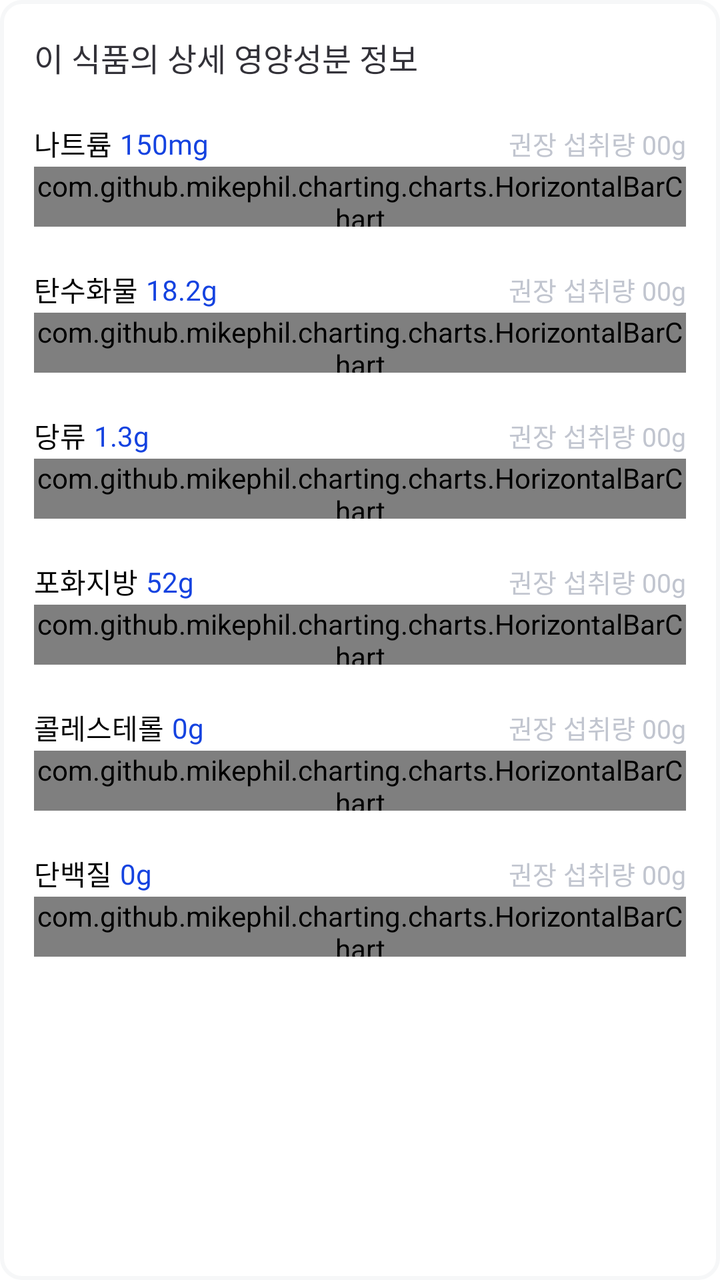
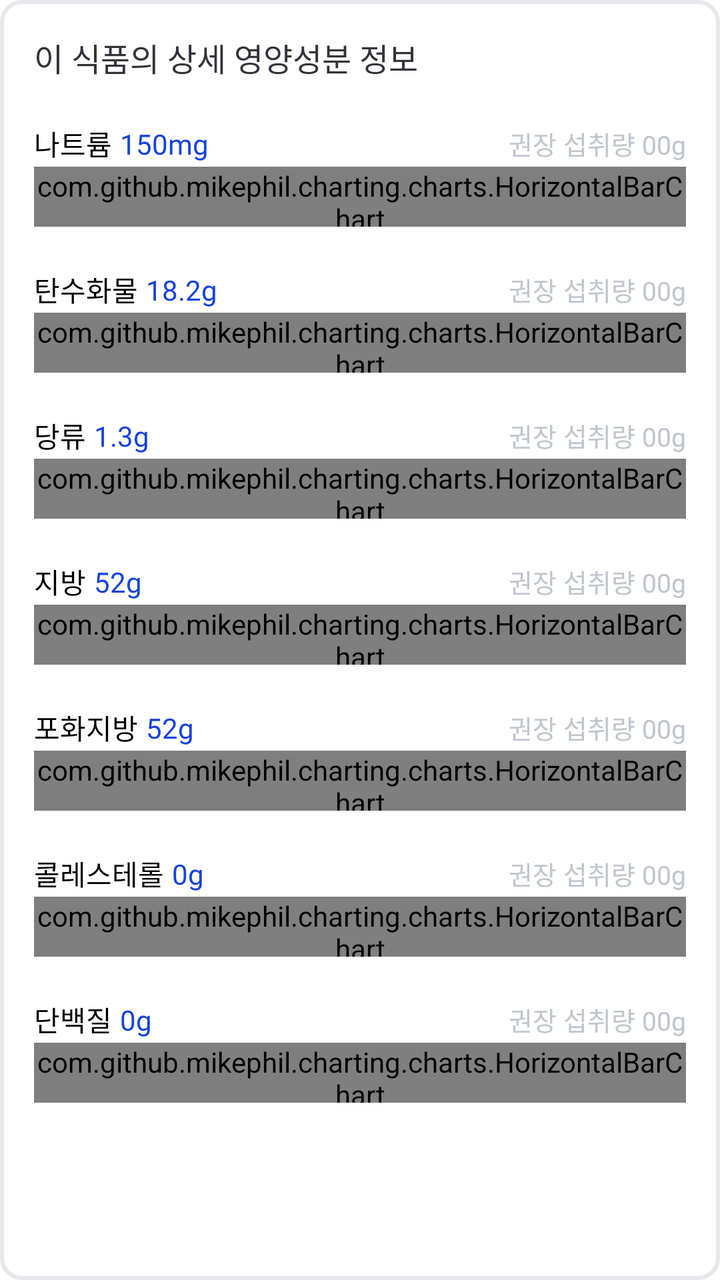

Compare the two renders of this Android layout. The source of the first and the diff that turns it into the second are given below.
<!-- AndroidManifest.xml: application theme Theme.BeYourEyes -->
<!-- res/layout/fragment_result_nutri_bar_chart.xml -->
<?xml version="1.0" encoding="utf-8"?>
<LinearLayout xmlns:android="http://schemas.android.com/apk/res/android"
    xmlns:tools="http://schemas.android.com/tools"
    android:layout_width="320dp"
    android:layout_height="512dp"
    android:background="@drawable/shape_result_fragment_background_white_stroke_10"
    android:orientation="vertical"
    android:padding="17dp"
    tools:context=".ResultNutriBarFragment">

    
    <TextView
        android:id="@+id/result_bar_chart_detail"
        android:layout_width="match_parent"
        android:layout_height="wrap_content"
        android:fontFamily="@font/wanted_sans_extra_bold"
        android:text="@string/result_nutri_bar_chart_text1"
        android:textColor="@color/gray_950"
        android:textSize="16sp" />

    <LinearLayout
        android:layout_width="match_parent"
        android:layout_height="23dp"
        android:layout_marginTop="20dp"
        android:gravity="center"
        android:orientation="horizontal">

        <TextView
            android:id="@+id/nutri_bar_result_na"
            android:layout_width="wrap_content"
            android:layout_height="match_parent"
            android:fontFamily="@font/wanted_sans_bold"
            android:gravity="center|left"
            android:text="@string/nutri_na"
            android:textColor="@color/black" />

        <TextView
            android:id="@+id/nutri_bar_result_na_quant"
            android:layout_width="wrap_content"
            android:layout_height="23dp"
            android:layout_marginStart="4dp"
            android:fontFamily="@font/wanted_sans_extra_bold"
            android:gravity="center|left"
            android:text="150mg"
            android:textColor="@color/blue_700" />

        <TextView
            android:id="@+id/naDV"
            android:layout_width="wrap_content"
            android:layout_height="23dp"
            android:layout_weight="1"
            android:gravity="right|center"
            android:text="권장 섭취량 00g"
            android:fontFamily="@font/wanted_sans_semi_bold"
            android:textSize="13sp"
            android:textColor="@color/gray_300" />

    </LinearLayout>

    <LinearLayout
        android:layout_width="match_parent"
        android:layout_height="wrap_content"
        android:orientation="horizontal">

        <com.github.mikephil.charting.charts.HorizontalBarChart
            android:id="@+id/naBarchart"
            android:layout_width="match_parent"
            android:layout_height="30dp"
            android:layout_weight="1"
            android:gravity="center" />
    </LinearLayout>

    <LinearLayout
        android:layout_width="match_parent"
        android:layout_height="23dp"
        android:layout_marginTop="20dp"
        android:gravity="center"
        android:orientation="horizontal">

        <TextView
            android:id="@+id/nutri_bar_result_carb"
            android:layout_width="wrap_content"
            android:layout_height="23dp"
            android:fontFamily="@font/wanted_sans_bold"
            android:gravity="center|left"
            android:text="@string/nutri_carb"
            android:textColor="@color/black" />

        <TextView
            android:id="@+id/nutri_bar_result_carb_quant"
            android:layout_width="wrap_content"
            android:layout_height="23dp"
            android:layout_marginStart="4dp"
            android:fontFamily="@font/wanted_sans_extra_bold"
            android:gravity="center|left"
            android:text="18.2g"
            android:textColor="@color/blue_700" />

        <TextView
            android:id="@+id/carbDV"
            android:layout_width="match_parent"
            android:layout_height="23dp"
            android:layout_weight="1"
            android:gravity="right|center"
            android:text="권장 섭취량 00g"
            android:fontFamily="@font/wanted_sans_semi_bold"
            android:textSize="13sp"
            android:textColor="@color/gray_300" />

    </LinearLayout>

    <LinearLayout
        android:layout_width="match_parent"
        android:layout_height="wrap_content"
        android:orientation="horizontal">

        <com.github.mikephil.charting.charts.HorizontalBarChart
            android:id="@+id/carbBarchart"
            android:layout_width="match_parent"
            android:padding="0dp"
            android:layout_height="30dp"
            android:gravity="center"
            android:layout_weight="1" />
    </LinearLayout>

    <LinearLayout
        android:layout_width="match_parent"
        android:layout_height="23dp"
        android:layout_marginTop="20dp"
        android:gravity="center"
        android:orientation="horizontal">

        <TextView
            android:id="@+id/nutri_bar_result_sugar"
            android:layout_width="wrap_content"
            android:layout_height="23dp"
            android:fontFamily="@font/wanted_sans_bold"
            android:gravity="center|left"
            android:text="@string/nutri_sugar"
            android:textColor="@color/black" />

        <TextView
            android:id="@+id/nutri_bar_result_sugar_quant"
            android:layout_width="wrap_content"
            android:layout_height="23dp"
            android:layout_marginStart="4dp"
            android:fontFamily="@font/wanted_sans_extra_bold"
            android:gravity="center|left"
            android:text="1.3g"
            android:textColor="@color/blue_700" />

        <TextView
            android:id="@+id/sugarDV"
            android:layout_width="match_parent"
            android:layout_height="23dp"
            android:layout_weight="1"
            android:gravity="right|center"
            android:text="권장 섭취량 00g"
            android:fontFamily="@font/wanted_sans_semi_bold"
            android:textSize="13sp"
            android:textColor="@color/gray_300" />

    </LinearLayout>

    <LinearLayout
        android:layout_width="match_parent"
        android:layout_height="wrap_content"
        android:orientation="horizontal">

        <com.github.mikephil.charting.charts.HorizontalBarChart
            android:id="@+id/sugarBarchart"
            android:layout_width="match_parent"
            android:layout_height="30dp"
            android:gravity="center"
            android:layout_weight="1" />
    </LinearLayout>

    <LinearLayout
        android:layout_width="match_parent"
        android:layout_height="23dp"
        android:layout_marginTop="20dp"
        android:gravity="center"
        android:orientation="horizontal">

        <TextView
            android:id="@+id/nutri_bar_result_fat"
            android:layout_width="wrap_content"
            android:layout_height="23dp"
            android:fontFamily="@font/wanted_sans_bold"
            android:gravity="center|left"
            android:text="@string/nutri_fat"
            android:textColor="@color/black" />

        <TextView
            android:id="@+id/nutri_bar_result_fat_quant"
            android:layout_width="wrap_content"
            android:layout_height="23dp"
            android:layout_marginStart="4dp"
            android:fontFamily="@font/wanted_sans_extra_bold"
            android:gravity="center|left"
            android:text="52g"
            android:textColor="@color/blue_700" />

        <TextView
            android:id="@+id/fatDV"
            android:layout_width="match_parent"
            android:layout_height="23dp"
            android:layout_weight="1"
            android:gravity="right|center"
            android:text="권장 섭취량 00g"
            android:fontFamily="@font/wanted_sans_semi_bold"
            android:textSize="13sp"
            android:textColor="@color/gray_300" />

    </LinearLayout>

    <LinearLayout
        android:layout_width="match_parent"
        android:layout_height="wrap_content"
        android:orientation="horizontal">

        <com.github.mikephil.charting.charts.HorizontalBarChart
            android:id="@+id/fatBarchart"
            android:layout_width="match_parent"
            android:layout_height="30dp"
            android:gravity="center"
            android:layout_weight="1" />
    </LinearLayout>

    <LinearLayout
        android:layout_width="match_parent"
        android:layout_height="23dp"
        android:layout_marginTop="20dp"
        android:gravity="center"
        android:orientation="horizontal">

        <TextView
            android:id="@+id/nutri_bar_result_chole"
            android:layout_width="wrap_content"
            android:layout_height="23dp"
            android:fontFamily="@font/wanted_sans_bold"
            android:gravity="center|left"
            android:text="@string/nutri_chole"
            android:textColor="@color/black" />

        <TextView
            android:id="@+id/nutri_bar_result_chole_quant"
            android:layout_width="wrap_content"
            android:layout_height="23dp"
            android:layout_marginStart="4dp"
            android:fontFamily="@font/wanted_sans_extra_bold"
            android:gravity="center|left"
            android:text="0g"
            android:textColor="@color/blue_700" />

        <TextView
            android:id="@+id/choleDV"
            android:layout_width="match_parent"
            android:layout_height="23dp"
            android:layout_weight="1"
            android:gravity="right|center"
            android:text="권장 섭취량 00g"
            android:fontFamily="@font/wanted_sans_semi_bold"
            android:textSize="13sp"
            android:textColor="@color/gray_300" />

    </LinearLayout>

    <LinearLayout
        android:layout_width="match_parent"
        android:layout_height="wrap_content"
        android:orientation="horizontal">

        <com.github.mikephil.charting.charts.HorizontalBarChart
            android:id="@+id/choleBarchart"
            android:layout_width="match_parent"
            android:layout_height="30dp"
            android:gravity="center"
            android:layout_weight="1" />
    </LinearLayout>

    <LinearLayout
        android:layout_width="match_parent"
        android:layout_height="23dp"
        android:layout_marginTop="20dp"
        android:gravity="center"
        android:orientation="horizontal">

        <TextView
            android:id="@+id/nutri_bar_result_protein"
            android:layout_width="wrap_content"
            android:layout_height="23dp"
            android:fontFamily="@font/wanted_sans_bold"
            android:gravity="center|left"
            android:text="@string/nutri_protein"
            android:textColor="@color/black" />

        <TextView
            android:id="@+id/nutri_bar_result_protein_quant"
            android:layout_width="wrap_content"
            android:layout_height="23dp"
            android:layout_marginStart="4dp"
            android:fontFamily="@font/wanted_sans_extra_bold"
            android:gravity="center|left"
            android:text="0g"
            android:textColor="@color/blue_700" />

        <TextView
            android:id="@+id/proteinDV"
            android:layout_width="match_parent"
            android:layout_height="23dp"
            android:layout_weight="1"
            android:gravity="right|center"
            android:text="권장 섭취량 00g"
            android:fontFamily="@font/wanted_sans_semi_bold"
            android:textSize="13sp"
            android:textColor="@color/gray_300" />

    </LinearLayout>

    <LinearLayout
        android:layout_width="match_parent"
        android:layout_height="wrap_content"
        android:orientation="horizontal">

        <com.github.mikephil.charting.charts.HorizontalBarChart
            android:id="@+id/proteinBarchart"
            android:layout_width="match_parent"
            android:layout_height="30dp"
            android:gravity="center"
            android:layout_weight="1" />
    </LinearLayout>


</LinearLayout>
<!-- resources referenced by this layout -->
<resources>
  <color name="black">#FF000000</color>
  <color name="blue_700">#1543E0</color>
  <color name="gray_300">#C1C5CF</color>
  <color name="gray_950">#333239</color>
  <!-- drawable shape_result_fragment_background_white_stroke_10 (drawable) -->
  <?xml version="1.0" encoding="utf-8"?>
  <shape xmlns:android="http://schemas.android.com/apk/res/android">
      <solid android:color="@color/white" /> 
      <stroke android:color="@color/gray_50" android:width="2dp" />
      <size android:width="60dp" android:height="60dp" /> 
      <corners android:radius="10dp" /> 
  </shape>
  <string name="nutri_carb">탄수화물</string>
  <string name="nutri_chole">콜레스테롤</string>
  <string name="nutri_fat">포화지방</string>
  <string name="nutri_na">나트륨</string>
  <string name="nutri_protein">단백질</string>
  <string name="nutri_sugar">당류</string>
  <string name="result_nutri_bar_chart_text1">이 식품의 상세 영양성분 정보</string>
  <style name="Theme.BeYourEyes" parent="Theme.MaterialComponents.Light.NoActionBar">
          
          <item name="colorPrimary">@color/blue_500</item>
          <item name="colorPrimaryVariant">@color/blue_700</item>
          <item name="colorOnPrimary">@color/white</item>
          
          <item name="colorSecondary">@color/teal_200</item>
          <item name="colorSecondaryVariant">@color/teal_700</item>
          <item name="colorOnSecondary">@color/black</item>
          
          <item name="android:statusBarColor">@color/gray_50</item>
          <item name="android:windowLightStatusBar">true</item>
          <item name="android:navigationBarColor">@color/gray_50</item>
          
          <item name="chipStyle">@style/TextChipStyle</item>
      </style>
  <color name="white">#FFFFFF</color>
  <color name="gray_50">#F6F7F8</color>
  <color name="blue_500">#3379FE</color>
  <color name="teal_200">#FF03DAC5</color>
  <color name="teal_700">#FF018786</color>
  <style name="TextChipStyle" parent="Widget.MaterialComponents.Chip.Choice">
          <item name="chipCornerRadius">10dp</item>
          <item name="chipMinHeight">58dp</item>
          <item name="chipBackgroundColor">@color/chip_bg_color</item>
          <item name="android:textColor">@color/chip_text_color</item>
          <item name="chipStrokeColor">@color/chip_stroke_color</item>
          <item name="chipStrokeWidth">2dp</item>
          <item name="android:textAlignment">center</item>
          <item name="fontFamily">@font/wanted_sans_semi_bold</item>
          <item name="android:textSize">16sp</item>
          <item name="android:paddingTop">14dp</item>
          <item name="android:paddingBottom">14dp</item>
      </style>
</resources>

<!-- the commit's change to res/layout/fragment_result_nutri_bar_chart.xml (unified diff, before → after) -->
@@ -1,8 +1,8 @@
 <?xml version="1.0" encoding="utf-8"?>
 <LinearLayout xmlns:android="http://schemas.android.com/apk/res/android"
     xmlns:tools="http://schemas.android.com/tools"
-    android:layout_width="320dp"
-    android:layout_height="512dp"
+    android:layout_width="match_parent"
+    android:layout_height="wrap_content"
     android:background="@drawable/shape_result_fragment_background_white_stroke_10"
     android:orientation="vertical"
     android:padding="17dp"
@@ -26,7 +26,7 @@
         android:orientation="horizontal">
 
         <TextView
-            android:id="@+id/nutri_bar_result_na"
+            android:id="@+id/naName"
             android:layout_width="wrap_content"
             android:layout_height="match_parent"
             android:fontFamily="@font/wanted_sans_bold"
@@ -35,7 +35,7 @@
             android:textColor="@color/black" />
 
         <TextView
-            android:id="@+id/nutri_bar_result_na_quant"
+            android:id="@+id/naQuant"
             android:layout_width="wrap_content"
             android:layout_height="23dp"
             android:layout_marginStart="4dp"
@@ -78,7 +78,7 @@
         android:orientation="horizontal">
 
         <TextView
-            android:id="@+id/nutri_bar_result_carb"
+            android:id="@+id/carbName"
             android:layout_width="wrap_content"
             android:layout_height="23dp"
             android:fontFamily="@font/wanted_sans_bold"
@@ -87,7 +87,7 @@
             android:textColor="@color/black" />
 
         <TextView
-            android:id="@+id/nutri_bar_result_carb_quant"
+            android:id="@+id/carbQuant"
             android:layout_width="wrap_content"
             android:layout_height="23dp"
             android:layout_marginStart="4dp"
@@ -131,7 +131,7 @@
         android:orientation="horizontal">
 
         <TextView
-            android:id="@+id/nutri_bar_result_sugar"
+            android:id="@+id/sugarName"
             android:layout_width="wrap_content"
             android:layout_height="23dp"
             android:fontFamily="@font/wanted_sans_bold"
@@ -140,7 +140,7 @@
             android:textColor="@color/black" />
 
         <TextView
-            android:id="@+id/nutri_bar_result_sugar_quant"
+            android:id="@+id/sugarQuant"
             android:layout_width="wrap_content"
             android:layout_height="23dp"
             android:layout_marginStart="4dp"
@@ -183,7 +183,7 @@
         android:orientation="horizontal">
 
         <TextView
-            android:id="@+id/nutri_bar_result_fat"
+            android:id="@+id/fatName"
             android:layout_width="wrap_content"
             android:layout_height="23dp"
             android:fontFamily="@font/wanted_sans_bold"
@@ -192,7 +192,7 @@
             android:textColor="@color/black" />
 
         <TextView
-            android:id="@+id/nutri_bar_result_fat_quant"
+            android:id="@+id/fatQuant"
             android:layout_width="wrap_content"
             android:layout_height="23dp"
             android:layout_marginStart="4dp"
@@ -213,7 +213,6 @@
             android:textColor="@color/gray_300" />
 
     </LinearLayout>
-
     <LinearLayout
         android:layout_width="match_parent"
         android:layout_height="wrap_content"
@@ -235,7 +234,59 @@
         android:orientation="horizontal">
 
         <TextView
-            android:id="@+id/nutri_bar_result_chole"
+            android:id="@+id/satFatName"
+            android:layout_width="wrap_content"
+            android:layout_height="23dp"
+            android:fontFamily="@font/wanted_sans_bold"
+            android:gravity="center|left"
+            android:text="@string/nutri_satFat"
+            android:textColor="@color/black" />
+
+        <TextView
+            android:id="@+id/satFatQuant"
+            android:layout_width="wrap_content"
+            android:layout_height="23dp"
+            android:layout_marginStart="4dp"
+            android:fontFamily="@font/wanted_sans_extra_bold"
+            android:gravity="center|left"
+            android:text="52g"
+            android:textColor="@color/blue_700" />
+
+        <TextView
+            android:id="@+id/satFatDV"
+            android:layout_width="match_parent"
+            android:layout_height="23dp"
+            android:layout_weight="1"
+            android:gravity="right|center"
+            android:text="권장 섭취량 00g"
+            android:fontFamily="@font/wanted_sans_semi_bold"
+            android:textSize="13sp"
+            android:textColor="@color/gray_300" />
+
+    </LinearLayout>
+
+    <LinearLayout
+        android:layout_width="match_parent"
+        android:layout_height="wrap_content"
+        android:orientation="horizontal">
+
+        <com.github.mikephil.charting.charts.HorizontalBarChart
+            android:id="@+id/satFatBarchart"
+            android:layout_width="match_parent"
+            android:layout_height="30dp"
+            android:gravity="center"
+            android:layout_weight="1" />
+    </LinearLayout>
+
+    <LinearLayout
+        android:layout_width="match_parent"
+        android:layout_height="23dp"
+        android:layout_marginTop="20dp"
+        android:gravity="center"
+        android:orientation="horizontal">
+
+        <TextView
+            android:id="@+id/choleName"
             android:layout_width="wrap_content"
             android:layout_height="23dp"
             android:fontFamily="@font/wanted_sans_bold"
@@ -244,7 +295,7 @@
             android:textColor="@color/black" />
 
         <TextView
-            android:id="@+id/nutri_bar_result_chole_quant"
+            android:id="@+id/choleQuant"
             android:layout_width="wrap_content"
             android:layout_height="23dp"
             android:layout_marginStart="4dp"
@@ -287,7 +338,7 @@
         android:orientation="horizontal">
 
         <TextView
-            android:id="@+id/nutri_bar_result_protein"
+            android:id="@+id/proteinName"
             android:layout_width="wrap_content"
             android:layout_height="23dp"
             android:fontFamily="@font/wanted_sans_bold"
@@ -296,7 +347,7 @@
             android:textColor="@color/black" />
 
         <TextView
-            android:id="@+id/nutri_bar_result_protein_quant"
+            android:id="@+id/proteinQuant"
             android:layout_width="wrap_content"
             android:layout_height="23dp"
             android:layout_marginStart="4dp"
<!-- resource entries referenced after the edit -->
@@ -8,15 +8,16 @@
   <?xml version="1.0" encoding="utf-8"?>
   <shape xmlns:android="http://schemas.android.com/apk/res/android">
       <solid android:color="@color/white" /> 
-      <stroke android:color="@color/gray_50" android:width="2dp" />
+      <stroke android:color="@color/gray_100" android:width="2dp" />
       <size android:width="60dp" android:height="60dp" /> 
       <corners android:radius="10dp" /> 
   </shape>
   <string name="nutri_carb">탄수화물</string>
   <string name="nutri_chole">콜레스테롤</string>
-  <string name="nutri_fat">포화지방</string>
+  <string name="nutri_fat">지방</string>
   <string name="nutri_na">나트륨</string>
   <string name="nutri_protein">단백질</string>
+  <string name="nutri_satFat">포화지방</string>
   <string name="nutri_sugar">당류</string>
   <string name="result_nutri_bar_chart_text1">이 식품의 상세 영양성분 정보</string>
   <style name="Theme.BeYourEyes" parent="Theme.MaterialComponents.Light.NoActionBar">
@@ -36,6 +37,7 @@
           <item name="chipStyle">@style/TextChipStyle</item>
       </style>
   <color name="white">#FFFFFF</color>
+  <color name="gray_100">#E7E8EC</color>
   <color name="gray_50">#F6F7F8</color>
   <color name="blue_500">#3379FE</color>
   <color name="teal_200">#FF03DAC5</color>
